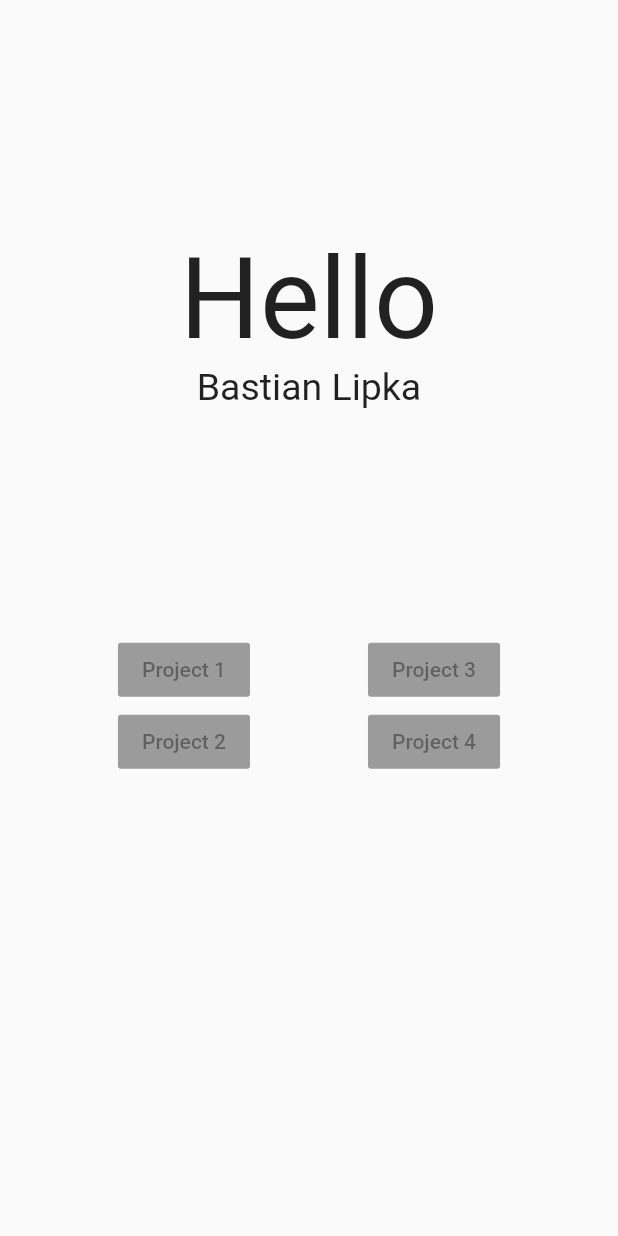
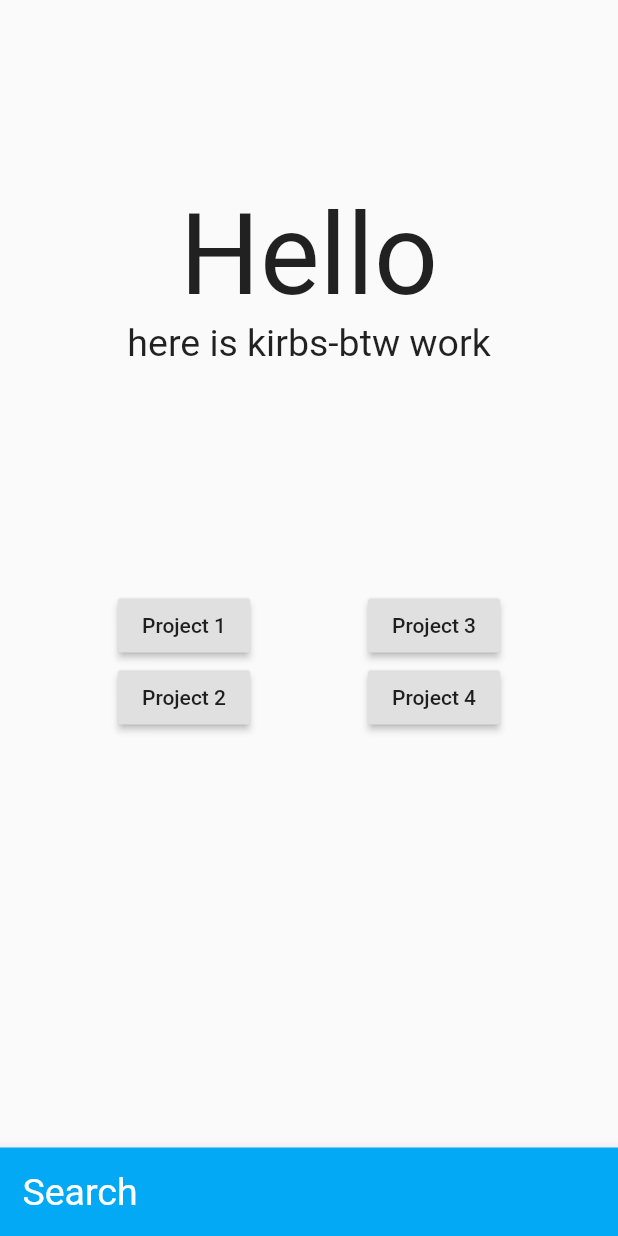
Before and after one commit to kirbs-btw/flutter, a Flutter app: the screen it shows after launch, on a phone screen of 412 x 824 dp. Run offline on Flutter 3.47's test engine with Material 2 defaults, Android fonts, the phone set to English and light mode, and no system bars; Roboto replaces fonts that are missing (GothamBlack, GothamHTF, Hind).

Commit message:
Add files via upload

```diff
--- a/lib/main.dart
+++ b/lib/main.dart
@@ -41,7 +41,23 @@ class _MyHomePageState extends State<MyHomePage> {
   Widget build(BuildContext context) {
 
     return Scaffold(
-      body: Center(
+      bottomNavigationBar: BottomAppBar(
+        color: Colors.lightBlue,
+        child:
+        Padding(
+          padding: EdgeInsets.all(15), // how to center the font without that ??
+          child: Text(
+            'Search',
+            style: TextStyle(
+              fontFamily: 'GothamBlack',
+              color: Colors.white,
+              fontSize: 25,
+              ),
+            ),
+          ),
+        ),
+      body:
+        Center(
         child: Column(
           mainAxisAlignment: MainAxisAlignment.center,
           children: <Widget>[
@@ -54,7 +70,7 @@ class _MyHomePageState extends State<MyHomePage> {
 
             ),
             const Text(
-              "Bastian Lipka",
+              "here is kirbs-btw work",
               style: TextStyle(
                 fontSize: 25,
                 fontFamily: 'GothamHTF',
@@ -69,11 +85,11 @@ class _MyHomePageState extends State<MyHomePage> {
                       children: <Widget>[
                         RaisedButton(
                           child: const Text('Project 1'),
-                          onPressed: null,
+                          onPressed: test,
                         ),
                         RaisedButton(
                           child: const Text('Project 2'),
-                          onPressed: null,
+                          onPressed: test,
                         ),
                       ],
                     ),
@@ -81,11 +97,11 @@ class _MyHomePageState extends State<MyHomePage> {
                       children: <Widget>[
                         RaisedButton(
                           child: const Text('Project 3'),
-                          onPressed: null,
+                          onPressed: test,
                         ),
                         RaisedButton(
                           child: const Text('Project 4'),
-                          onPressed: null,
+                          onPressed: test,
                         ),
                       ],
                     ),
@@ -98,3 +114,7 @@ class _MyHomePageState extends State<MyHomePage> {
     );
   }
 }
+
+void test() {
+  var name = "sir";
+}
```
